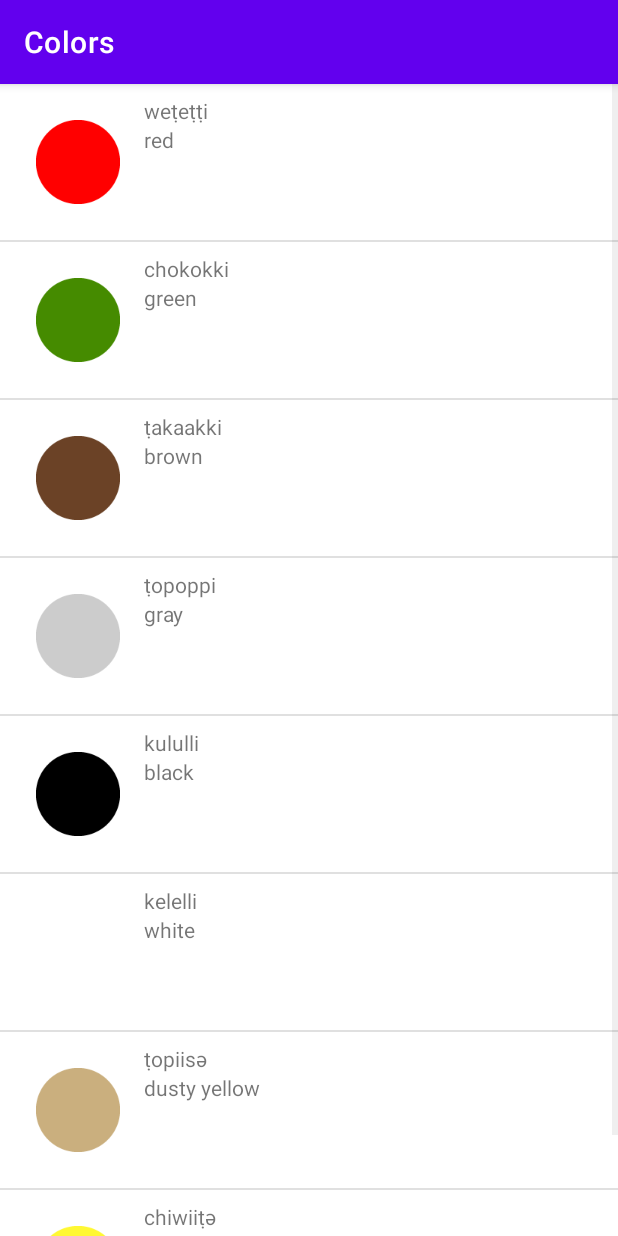
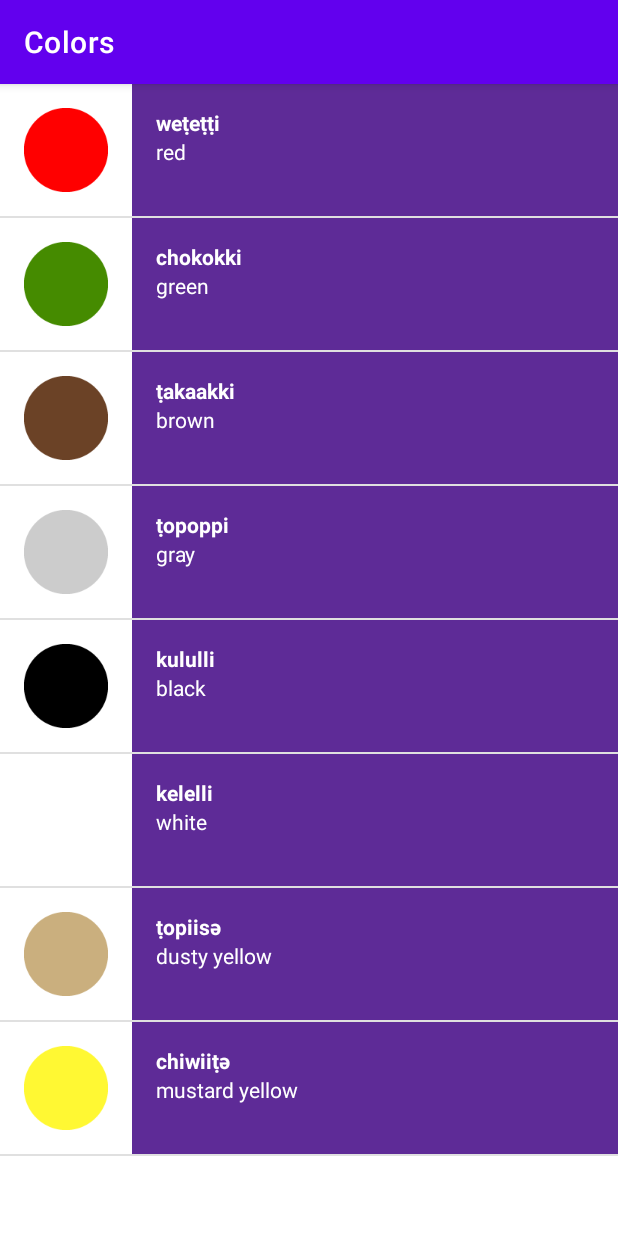
Before and after one commit to CarefoDragneel/Miwok-app, an Android app: the ColorActivity screen opened directly, with no data from a screen before it, on a phone screen of 412 x 824 dp. Run offline under Robolectric (Android 15) with nearby library versions, the phone set to English and light mode, and no system bars.

Commit message:
Added visual polish but not media player yet

```diff
--- a/app/src/main/java/android/example/miwokapp/ColorActivity.java
+++ b/app/src/main/java/android/example/miwokapp/ColorActivity.java
@@ -28,7 +28,7 @@ public class ColorActivity extends AppCompatActivity {
         colors.add(new Word("chiwiiṭә","mustard yellow",R.drawable.color_mustard_yellow));
 
 //  Defining the ArrayAdapter object
-        WordAdapter color_adapter = new WordAdapter(this, colors);
+        WordAdapter color_adapter = new WordAdapter(this, colors,R.color.color_color);
 
 //  Initialising the listview
         ListView number_list_view = (ListView) findViewById(R.id.list_view);
--- a/app/src/main/java/android/example/miwokapp/FamilyActivity.java
+++ b/app/src/main/java/android/example/miwokapp/FamilyActivity.java
@@ -29,7 +29,7 @@ public class FamilyActivity extends AppCompatActivity {
         adapter.add(new Word("paapa","grandfather",R.drawable.family_grandfather));
 
 //  Defining the ArrayAdapter object
-        WordAdapter family_adapter = new WordAdapter(this, adapter);
+        WordAdapter family_adapter = new WordAdapter(this, adapter,R.color.color_family);
 
 //  Initialising the listview
         ListView number_list_view = (ListView) findViewById(R.id.list_view);
--- a/app/src/main/java/android/example/miwokapp/NumberActivity.java
+++ b/app/src/main/java/android/example/miwokapp/NumberActivity.java
@@ -31,7 +31,7 @@ public class NumberActivity extends AppCompatActivity {
         adapter.add(new Word("na’aacha","ten",R.drawable.number_ten));
 
 //  Defining the ArrayAdapter object
-        WordAdapter number_adapter = new WordAdapter(this, adapter);
+        WordAdapter number_adapter = new WordAdapter(this, adapter,R.color.color_number);
 
 //  Initialising the listview
         ListView number_list_view = (ListView) findViewById(R.id.list_view);
--- a/app/src/main/java/android/example/miwokapp/PhasesActivity.java
+++ b/app/src/main/java/android/example/miwokapp/PhasesActivity.java
@@ -29,7 +29,7 @@ public class PhasesActivity extends AppCompatActivity {
         adapter.add(new Word("әnni'nem","Come here."));
 
 //  Defining the ArrayAdapter object
-        WordAdapter number_adapter = new WordAdapter(this, adapter);
+        WordAdapter number_adapter = new WordAdapter(this, adapter,R.color.color_phrases);
 
 //  Initialising the listview
         ListView number_list_view = (ListView) findViewById(R.id.list_view);
--- a/app/src/main/java/android/example/miwokapp/WordAdapter.java
+++ b/app/src/main/java/android/example/miwokapp/WordAdapter.java
@@ -8,6 +8,7 @@ import android.app.Activity;
 
 import androidx.annotation.NonNull;
 import androidx.annotation.Nullable;
+import androidx.core.content.ContextCompat;
 
 import org.w3c.dom.Text;
 
@@ -15,9 +16,12 @@ import java.util.ArrayList;
 
 public class WordAdapter extends ArrayAdapter<Word> {
 
+    private int layouts_color_id;
 
-    public WordAdapter (Activity context, ArrayList<Word> wordList){
+
+    public WordAdapter (Activity context, ArrayList<Word> wordList,int color_id){
         super(context,0,wordList);
+        layouts_color_id = color_id;
     }
 
     @NonNull
@@ -48,6 +52,12 @@ public class WordAdapter extends ArrayAdapter<Word> {
                 image.setImageResource(currentWord.getImageResourceId());
             }
 
+//  creating an object for the View class to add color to its text layouts
+            View list_text_container = listview.findViewById(R.id.text_container);
+//  now adding color using its resource id
+            int color = ContextCompat.getColor(getContext(), layouts_color_id);
+//  adding color to the layout of text container
+            list_text_container.setBackgroundColor(color);
 
 //  we return the new view that will be shown by the ArrayAdapter class
             return listview;
--- a/app/src/main/res/layout/list_items.xml
+++ b/app/src/main/res/layout/list_items.xml
@@ -5,31 +5,35 @@
     android:layout_width="match_parent"
     android:layout_height="match_parent" >
     <LinearLayout
-        android:padding="8dp"
         android:layout_width="match_parent"
-        android:layout_height="match_parent"
+        android:layout_height="wrap_content"
         android:orientation="horizontal" >
 
         <ImageView
             android:id="@+id/all_image_view"
             android:layout_width="wrap_content"
-            android:layout_height="wrap_content"/>
+            android:layout_height="match_parent"/>
 
         <LinearLayout
-            android:layout_width="wrap_content"
-            android:layout_height="wrap_content"
+            android:id="@+id/text_container"
+            android:padding="16dp"
+            android:layout_width="match_parent"
+            android:layout_height="match_parent"
             android:orientation="vertical">
 
             <TextView
+                style="@style/list"
                 android:layout_gravity="bottom"
+                android:textStyle="bold"
                 android:id="@+id/miwok_text"
-                android:layout_width="wrap_content"
+                android:layout_width="match_parent"
                 android:layout_height="wrap_content"
                 tools:text="lutti"/>
             <TextView
+                style="@style/list"
                 android:layout_gravity="top"
                 android:id="@+id/default_text"
-                android:layout_width="wrap_content"
+                android:layout_width="match_parent"
                 android:layout_height="wrap_content"
                 tools:text="one"/>
 
--- a/app/src/main/res/values/colors.xml
+++ b/app/src/main/res/values/colors.xml
@@ -7,4 +7,10 @@
     <color name="teal_700">#FF018786</color>
     <color name="black">#FF000000</color>
     <color name="white">#FFFFFFFF</color>
+
+<!--    these are added to set the same color wherever required -->
+    <color name="color_number">#ffac09</color>
+    <color name="color_family">#38761d</color>
+    <color name="color_color">#5e2b97</color>
+    <color name="color_phrases">#038bdd</color>
 </resources>
--- a/app/src/main/res/values/styles.xml
+++ b/app/src/main/res/values/styles.xml
@@ -9,6 +9,6 @@
         <item name="android:padding">20dp</item>
     </style>
     <style name="list" >
-        <item name="android:textColor">@android:color/black</item>
+        <item name="android:textColor">@android:color/white</item>
     </style>
 </resources>
```
